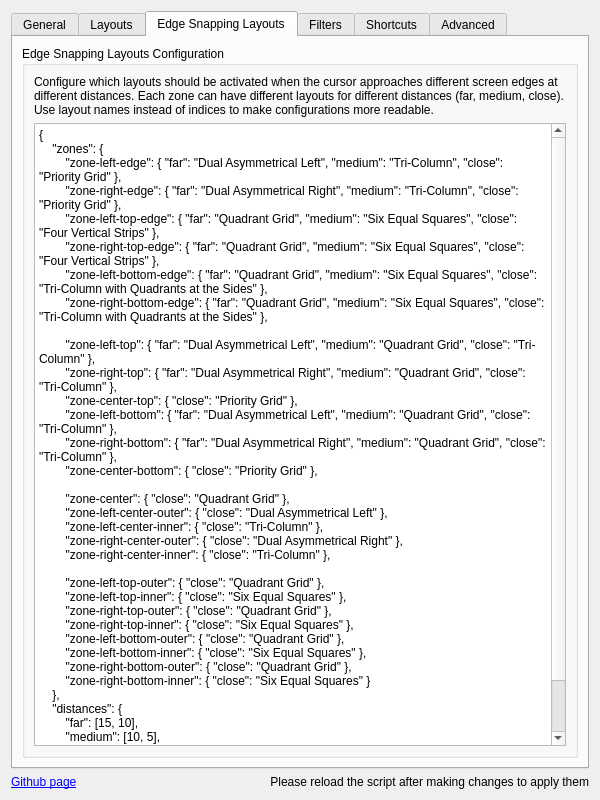
Qt form src/contents/ui/config.ui (Cristiandobrinin/kzones) before a commit.
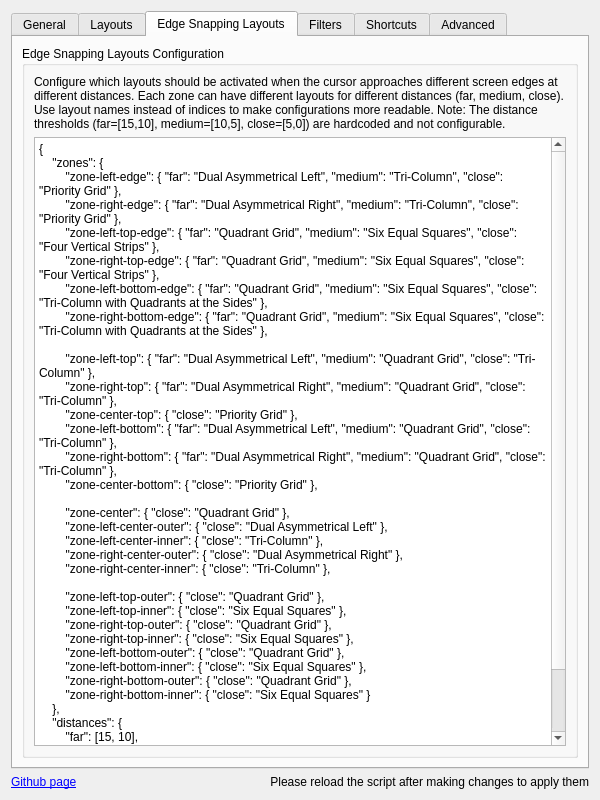
The same form after that commit. The open tabs and pages were chosen to show the change. Icons and pictures are not drawn.

Commit message:
Refactor edge snapping distances to be hardcoded
- Removed configurable distance thresholds for edge snapping zones
- Updated related UI explanations to clarify that distances are now hardcoded
- Enhanced logic to always use predefined distances for edge snapping functionality

The edit to the form file:
```diff
--- a/src/contents/ui/config.ui
+++ b/src/contents/ui/config.ui
@@ -787,7 +787,7 @@
           <item>
            <widget class="QLabel" name="label_edgeSnappingLayoutsExplanation">
             <property name="text">
-             <string>Configure which layouts should be activated when the cursor approaches different screen edges at different distances. Each zone can have different layouts for different distances (far, medium, close). Use layout names instead of indices to make configurations more readable.</string>
+             <string>Configure which layouts should be activated when the cursor approaches different screen edges at different distances. Each zone can have different layouts for different distances (far, medium, close). Use layout names instead of indices to make configurations more readable. Note: The distance thresholds (far=[15,10], medium=[10,5], close=[5,0]) are hardcoded and not configurable.</string>
             </property>
             <property name="wordWrap">
              <bool>true</bool>
```
The commit also changes 6 other files.
